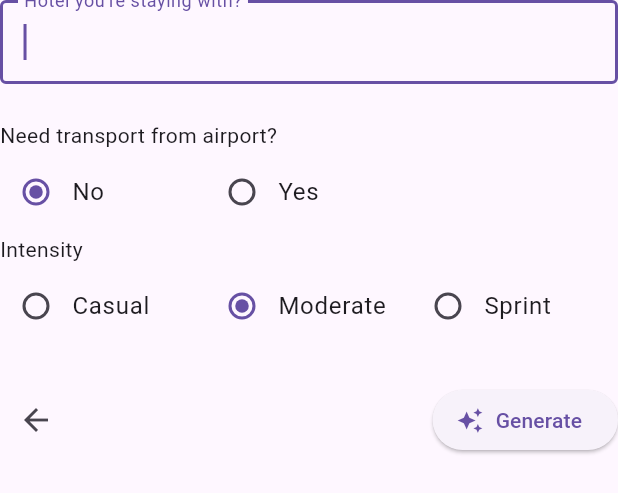
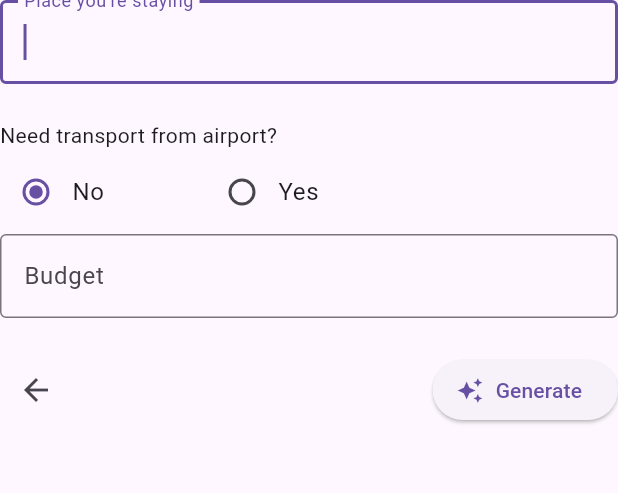
Before and after one commit to dotted-earth/dotted, a Flutter app: the AccommodationForm widget shown alone on an empty page, opened directly with empty values, on a phone screen of 412 x 824 dp. Shown: the top 493 px of the screen. Run offline on Flutter 3.47's test engine with Material 3 defaults, Android fonts, the phone set to English and light mode, and no system bars; our stand-ins replace equatable, flutter_bloc, google_sign_in, icons_plus, lottie, supabase_flutter; missing offline and left inert: bottom_picker; accounts and stored records are empty.

Commit message:
add ItineraryForm state

```diff
--- a/lib/features/itinerary/presentation/widgets/itinerary_form.dart
+++ b/lib/features/itinerary/presentation/widgets/itinerary_form.dart
@@ -13,30 +13,93 @@ class ItineraryForm extends StatefulWidget {
 }
 
 class _ItineraryFormState extends State<ItineraryForm> {
-  var _selectedIndex = 0;
-  List<Widget> screens = [];
+  final TextEditingController _destinationController = TextEditingController();
+  final TextEditingController _lengthOfStayController = TextEditingController();
+  final TextEditingController _accommodationController =
+      TextEditingController();
+  final TextEditingController _budgetController = TextEditingController();
+  DateTime _startDate = DateTime.now();
+  DateTime _endDate = DateTime.now();
+  bool _needAirportTransportation = false;
+  int _selectedIndex = 0;
 
-  void onSelectedIndex(int index) {
+  @override
+  void initState() {
+    super.initState();
+
+    _lengthOfStayController.addListener(
+      () {
+        if (_lengthOfStayController.text.isNotEmpty) {
+          final lengthOfDays = int.tryParse(_lengthOfStayController.text) ?? 0;
+          setState(() {
+            _endDate = _startDate.subtract(Duration(days: lengthOfDays));
+          });
+        }
+      },
+    );
+  }
+
+  @override
+  void dispose() {
+    _destinationController.dispose();
+    _lengthOfStayController.dispose();
+    _accommodationController.dispose();
+    _budgetController.dispose();
+
+    super.dispose();
+  }
+
+  void _onSelectedIndex(int index) {
     setState(() {
       _selectedIndex = index;
     });
   }
 
-  @override
-  void initState() {
-    super.initState();
+  void _onNeedAirportTransportation(bool? value) {
     setState(() {
-      screens = [
-        DestinationForm(onSelectedIndex: onSelectedIndex),
-        AccommodationForm(
-          onSelectedIndex: onSelectedIndex,
-        ),
-      ];
+      _needAirportTransportation = value ?? false;
     });
+  }
+
+  void _onStartDateChange(dynamic date) {
+    if (date is DateTime) {
+      setState(() {
+        _startDate = date;
+        if (_lengthOfStayController.text.isNotEmpty) {
+          final lengthOfDays = int.tryParse(_lengthOfStayController.text) ?? 0;
+          _endDate = date.subtract(Duration(days: lengthOfDays));
+        }
+      });
+    }
+  }
+
+  void _onGenerateItinerary() {
+    // TODO - validate form
+    // TODO - create itinerary
+    // TODO - close bottom sheet if successful
+    // TODO - refetch upcoming itineraries
+    Navigator.pop(context);
   }
 
   @override
   Widget build(BuildContext context) {
+    final screens = [
+      DestinationForm(
+        onSelectedIndex: _onSelectedIndex,
+        destinationController: _destinationController,
+        lengthOfStayController: _lengthOfStayController,
+        onStartDateChange: _onStartDateChange,
+      ),
+      AccommodationForm(
+        onSelectedIndex: _onSelectedIndex,
+        accommodationController: _accommodationController,
+        budgetController: _budgetController,
+        needAirportTransportation: _needAirportTransportation,
+        onNeedAirportTransportation: _onNeedAirportTransportation,
+        onGenerateItinerary: _onGenerateItinerary,
+      )
+    ];
+
     return Form(
       child: Padding(
         padding: const EdgeInsets.all(16.0),
@@ -47,18 +110,30 @@ class _ItineraryFormState extends State<ItineraryForm> {
 }
 
 class DestinationForm extends StatelessWidget {
-  const DestinationForm({super.key, required this.onSelectedIndex});
+  const DestinationForm({
+    super.key,
+    required this.onSelectedIndex,
+    required this.onStartDateChange,
+    required this.destinationController,
+    required this.lengthOfStayController,
+  });
   final ValueChanged<int> onSelectedIndex;
+  final ValueChanged<DateTime> onStartDateChange;
+  final TextEditingController destinationController;
+  final TextEditingController lengthOfStayController;
 
   @override
   Widget build(BuildContext context) {
     return Column(
       crossAxisAlignment: CrossAxisAlignment.start,
       children: [
-        const TextField(
+        TextField(
           autofocus: true,
-          decoration: InputDecoration(
-              border: OutlineInputBorder(), labelText: "Destination"),
+          controller: destinationController,
+          decoration: const InputDecoration(
+            border: OutlineInputBorder(),
+            labelText: "Destination",
+          ),
         ),
         formControl,
         ElevatedButton.icon(
@@ -79,8 +154,8 @@ class DestinationForm extends StatelessWidget {
                   fontWeight: FontWeight.bold,
                   fontSize: 16,
                 ),
-                onSubmit: (index) {
-                  print(index);
+                onSubmit: (date) {
+                  onStartDateChange(date);
                 },
                 bottomPickerTheme: BottomPickerTheme.plumPlate,
               ).show(context);
@@ -88,9 +163,10 @@ class DestinationForm extends StatelessWidget {
             icon: const Icon(Icons.calendar_month),
             label: const Text("Start Date")),
         formControl,
-        const TextField(
-          keyboardType: TextInputType.number,
-          decoration: InputDecoration(
+        TextField(
+          controller: lengthOfStayController,
+          keyboardType: const TextInputType.numberWithOptions(),
+          decoration: const InputDecoration(
             border: OutlineInputBorder(),
             labelText: "Length of Stay",
             constraints: BoxConstraints(maxWidth: 141),
@@ -124,28 +200,35 @@ enum ScheduleLength {
   wholeDay,
 }
 
-class AccommodationForm extends StatefulWidget {
-  const AccommodationForm({super.key, required this.onSelectedIndex});
+class AccommodationForm extends StatelessWidget {
+  const AccommodationForm({
+    super.key,
+    required this.onSelectedIndex,
+    required this.onNeedAirportTransportation,
+    required this.needAirportTransportation,
+    required this.budgetController,
+    required this.accommodationController,
+    required this.onGenerateItinerary,
+  });
   final ValueChanged<int> onSelectedIndex;
-
-  @override
-  State<AccommodationForm> createState() => _AccommodationFormState();
-}
-
-class _AccommodationFormState extends State<AccommodationForm> {
-  Airport? _airport = Airport.no;
-  TravelIntensity? _travelIntensity = TravelIntensity.moderate;
+  final ValueChanged<bool?> onNeedAirportTransportation;
+  final bool needAirportTransportation;
+  final TextEditingController budgetController;
+  final TextEditingController accommodationController;
+  final VoidCallback onGenerateItinerary;
 
   @override
   Widget build(BuildContext context) {
     return Column(
       crossAxisAlignment: CrossAxisAlignment.start,
       children: [
-        const TextField(
+        TextField(
           autofocus: true,
-          decoration: InputDecoration(
-              border: OutlineInputBorder(),
-              labelText: "Hotel you're staying with?"),
+          controller: accommodationController,
+          decoration: const InputDecoration(
+            border: OutlineInputBorder(),
+            labelText: "Place you're staying",
+          ),
         ),
         formControl,
         const Text("Need transport from airport?"),
@@ -157,14 +240,10 @@ class _AccommodationFormState extends State<AccommodationForm> {
                 contentPadding: const EdgeInsets.all(0),
                 horizontalTitleGap: 0,
                 title: const Text('No'),
-                leading: Radio<Airport>(
-                  value: Airport.no,
-                  groupValue: _airport,
-                  onChanged: (Airport? value) {
-                    setState(() {
-                      _airport = value;
-                    });
-                  },
+                leading: Radio<bool>(
+                  value: false,
+                  groupValue: needAirportTransportation,
+                  onChanged: onNeedAirportTransportation,
                 ),
               ),
             ),
@@ -174,72 +253,22 @@ class _AccommodationFormState extends State<AccommodationForm> {
                 contentPadding: const EdgeInsets.all(0),
                 horizontalTitleGap: 0,
                 title: const Text('Yes'),
-                leading: Radio<Airport>(
-                  value: Airport.yes,
-                  groupValue: _airport,
-                  onChanged: (Airport? value) {
-                    setState(() {
-                      _airport = value;
-                    });
-                  },
+                leading: Radio<bool>(
+                  value: true,
+                  groupValue: needAirportTransportation,
+                  onChanged: onNeedAirportTransportation,
                 ),
               ),
             ),
           ],
         ),
-        const Text("Intensity"),
-        Row(
-          mainAxisAlignment: MainAxisAlignment.start,
-          children: <Widget>[
-            Expanded(
-              child: ListTile(
-                contentPadding: const EdgeInsets.all(0),
-                horizontalTitleGap: 0,
-                title: const Text('Casual'),
-                leading: Radio<TravelIntensity>(
-                  value: TravelIntensity.casual,
-                  groupValue: _travelIntensity,
-                  onChanged: (TravelIntensity? value) {
-                    setState(() {
-                      _travelIntensity = value;
-                    });
-                  },
-                ),
-              ),
-            ),
-            Expanded(
-              child: ListTile(
-                contentPadding: const EdgeInsets.all(0),
-                horizontalTitleGap: 0,
-                title: const Text('Moderate'),
-                leading: Radio<TravelIntensity>(
-                  value: TravelIntensity.moderate,
-                  groupValue: _travelIntensity,
-                  onChanged: (TravelIntensity? value) {
-                    setState(() {
-                      _travelIntensity = value;
-                    });
-                  },
-                ),
-              ),
-            ),
-            Expanded(
-              child: ListTile(
-                contentPadding: const EdgeInsets.all(0),
-                horizontalTitleGap: 0,
-                title: const Text('Sprint'),
-                leading: Radio<TravelIntensity>(
-                  value: TravelIntensity.sprint,
-                  groupValue: _travelIntensity,
-                  onChanged: (TravelIntensity? value) {
-                    setState(() {
-                      _travelIntensity = value;
-                    });
-                  },
-                ),
-              ),
-            ),
-          ],
+        TextField(
+          controller: budgetController,
+          decoration: const InputDecoration(
+            border: OutlineInputBorder(),
+            labelText: "Budget",
+          ),
+          keyboardType: const TextInputType.numberWithOptions(),
         ),
         formControl,
         Row(
@@ -247,12 +276,12 @@ class _AccommodationFormState extends State<AccommodationForm> {
           children: [
             IconButton(
               onPressed: () {
-                widget.onSelectedIndex(0);
+                onSelectedIndex(0);
               },
               icon: const Icon(Icons.arrow_back),
             ),
             ElevatedButton.icon(
-              onPressed: () {},
+              onPressed: onGenerateItinerary,
               icon: const Icon(Icons.auto_awesome),
               label: const Text("Generate"),
             ),
--- a/pubspec.yaml
+++ b/pubspec.yaml
@@ -22,6 +22,7 @@ dependencies:
   meta: ^1.11.0
   equatable: ^2.0.5
   bottom_picker: ^2.6.0
+  http: ^1.2.1
 
 dev_dependencies:
   flutter_test:
```
Also changed, not shown: pubspec.lock.
